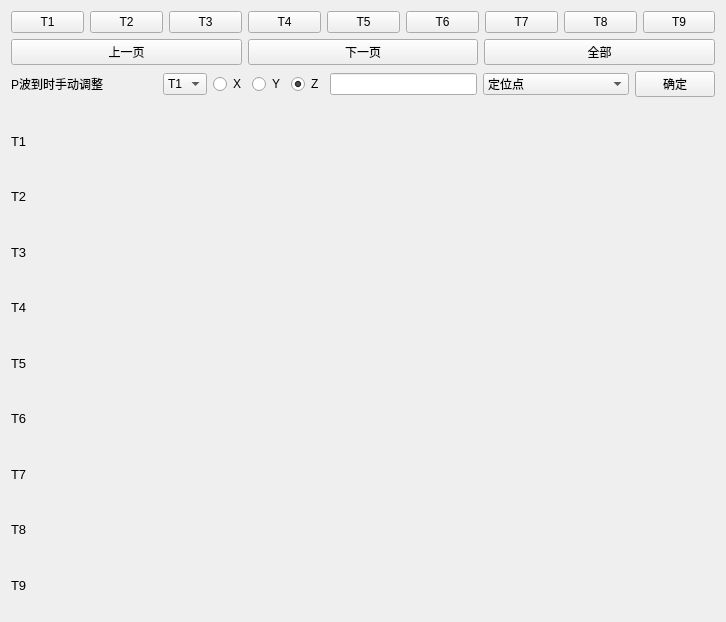
HaiUgo/MineEarthquakeDemo, file MineEarthquakeDemo11/showchart.ui: the form before one commit.
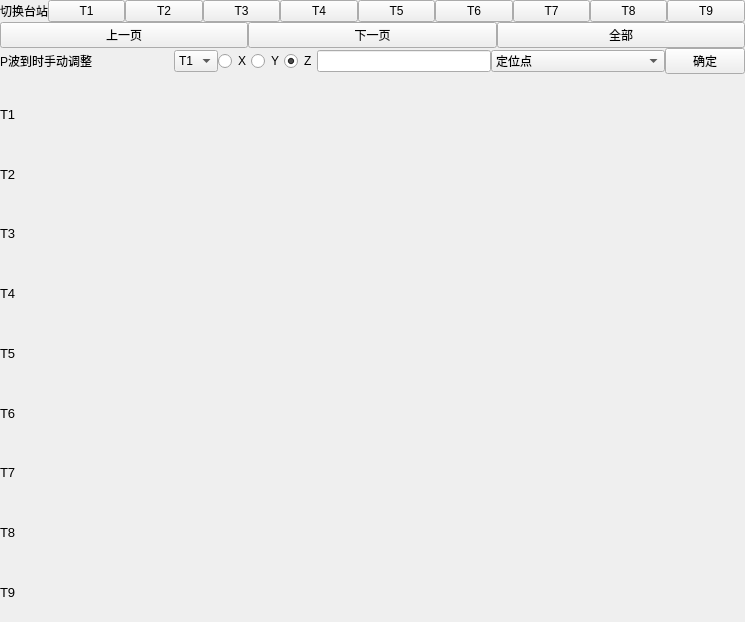
The form after the commit.

```diff
--- a/MineEarthquakeDemo11/showchart.ui
+++ b/MineEarthquakeDemo11/showchart.ui
@@ -9,7 +9,7 @@
    <rect>
     <x>0</x>
     <y>0</y>
-    <width>726</width>
+    <width>745</width>
     <height>622</height>
    </rect>
   </property>
@@ -21,8 +21,8 @@
   </property>
   <property name="minimumSize">
    <size>
-    <width>720</width>
-    <height>614</height>
+    <width>745</width>
+    <height>622</height>
    </size>
   </property>
   <property name="maximumSize">
@@ -35,6 +35,24 @@
    <string>Form</string>
   </property>
   <layout class="QVBoxLayout" name="verticalLayout">
+   <property name="spacing">
+    <number>0</number>
+   </property>
+   <property name="sizeConstraint">
+    <enum>QLayout::SetDefaultConstraint</enum>
+   </property>
+   <property name="leftMargin">
+    <number>0</number>
+   </property>
+   <property name="topMargin">
+    <number>0</number>
+   </property>
+   <property name="rightMargin">
+    <number>0</number>
+   </property>
+   <property name="bottomMargin">
+    <number>0</number>
+   </property>
    <item>
     <layout class="QVBoxLayout" name="verticalLayout_2">
      <property name="sizeConstraint">
@@ -42,6 +60,13 @@
      </property>
      <item>
       <layout class="QHBoxLayout" name="horizontalLayout_7">
+       <item>
+        <widget class="QLabel" name="label">
+         <property name="text">
+          <string>切换台站</string>
+         </property>
+        </widget>
+       </item>
        <item>
         <widget class="QPushButton" name="T1Button">
          <property name="text">
```
